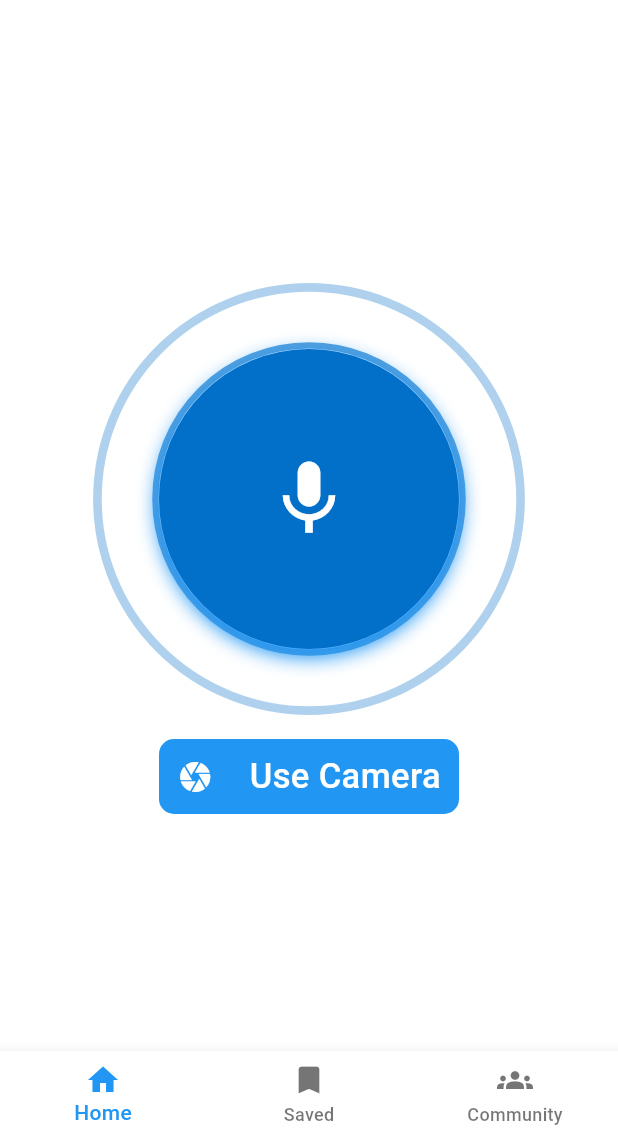
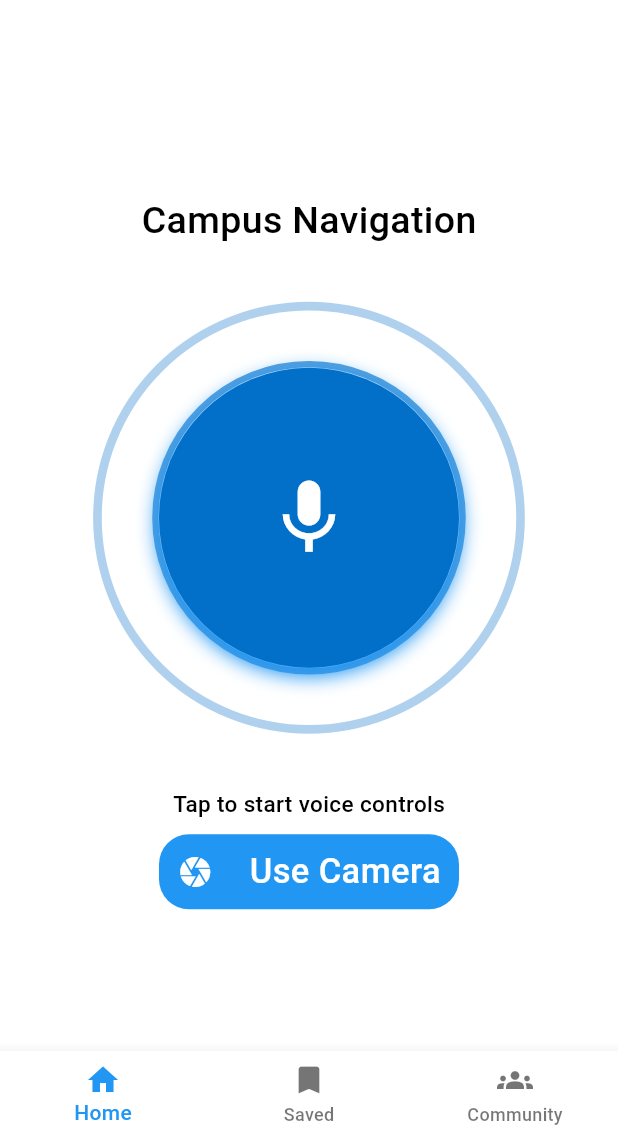
Before and after one commit to ThatLinuxGuyYouKnow/iris, a Flutter app: the screen it shows after launch, on a phone screen of 412 x 824 dp, the part 98-1236 px from its top. Run offline on Flutter 3.47's test engine with Material 3 defaults, Android fonts, the phone set to English and light mode, and no system bars; our stand-ins replace google_fonts; Roboto replaces fonts that are missing (Ubuntu).

Commit message:
refactor: polish home screen UI elements
- Add 'Campus Navigation' title and voice control hint text
- Increase camera button border radius for rounded look

```diff
--- a/lib/screens/home_screen.dart
+++ b/lib/screens/home_screen.dart
@@ -11,10 +11,17 @@ class HomeScreen extends StatelessWidget {
         mainAxisSize: MainAxisSize.min,
         mainAxisAlignment: MainAxisAlignment.center,
         children: [
+          Padding(
+            padding: EdgeInsets.symmetric(vertical: 20),
+            child: Text('Campus Navigation', style: TextStyle(fontSize: 25)),
+          ),
           StartAudioCaptureWidget(
             buttonText: 'Use voice controls',
             onButtonPressed: () {},
           ),
+          SizedBox(height: 20),
+          Text('Tap to start voice controls'),
+          SizedBox(height: 10),
           OpenCameraView(onButtonPressed: () {}),
         ],
       ),
--- a/lib/widgets/open_camera_view.dart
+++ b/lib/widgets/open_camera_view.dart
@@ -15,7 +15,7 @@ class OpenCameraView extends StatelessWidget {
         decoration: BoxDecoration(
           color: Colors.blue,
           shape: BoxShape.rectangle,
-          borderRadius: BorderRadius.circular(10),
+          borderRadius: BorderRadius.circular(20),
         ),
         child: Row(
           mainAxisAlignment: MainAxisAlignment.spaceAround,
```
